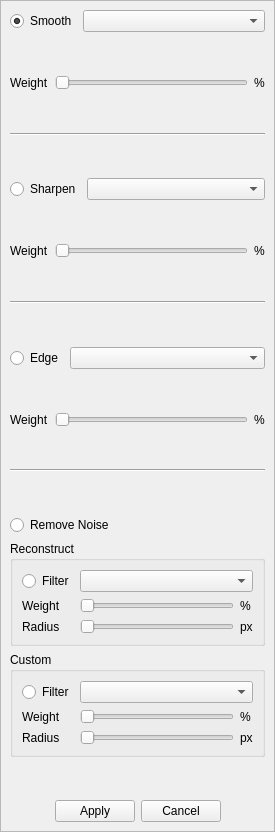
This is src/filtermenu.ui in mattykakes/qcvTouchUp as Qt 5 draws it before an edit. The edited form follows.
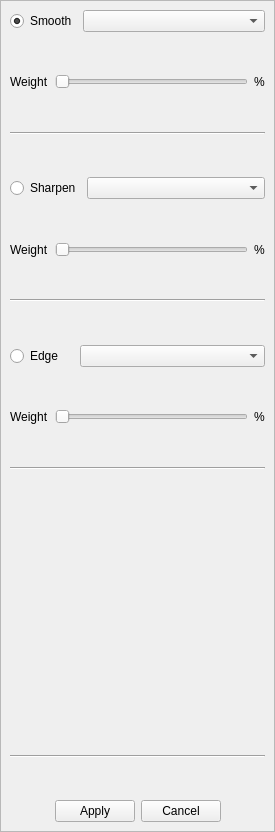
This is the edited form. Icons and pictures are not drawn.

Commit message: filter menu almost finished

Patch:
```diff
--- a/src/filtermenu.ui
+++ b/src/filtermenu.ui
@@ -168,6 +168,12 @@
           <verstretch>0</verstretch>
          </sizepolicy>
         </property>
+        <property name="maximumSize">
+         <size>
+          <width>185</width>
+          <height>16777215</height>
+         </size>
+        </property>
        </widget>
       </item>
      </layout>
@@ -272,6 +278,12 @@
           <verstretch>0</verstretch>
          </sizepolicy>
         </property>
+        <property name="maximumSize">
+         <size>
+          <width>185</width>
+          <height>16777215</height>
+         </size>
+        </property>
        </widget>
       </item>
      </layout>
@@ -365,17 +377,7 @@
     <item>
      <layout class="QHBoxLayout" name="horizontalLayout_NoiseCombo">
       <item>
-       <widget class="QRadioButton" name="radioButton_NoiseEnable">
-        <property name="text">
-         <string>Remove Noise</string>
-        </property>
-        <property name="checked">
-         <bool>false</bool>
-        </property>
-       </widget>
-      </item>
-      <item>
-       <spacer name="horizontalSpacer_3">
+       <spacer name="horizontalSpacer_2">
         <property name="orientation">
          <enum>Qt::Horizontal</enum>
         </property>
@@ -387,159 +389,40 @@
         </property>
        </spacer>
       </item>
-     </layout>
-    </item>
-    <item>
-     <widget class="QGroupBox" name="groupBox_7">
-      <property name="title">
-       <string>Reconstruct</string>
-      </property>
-      <layout class="QGridLayout" name="gridLayout_7">
-       <item row="1" column="2">
-        <widget class="QLabel" name="label_21">
-         <property name="text">
-          <string>%</string>
-         </property>
-        </widget>
-       </item>
-       <item row="1" column="1">
-        <widget class="QSlider" name="horizontalSlider_10">
-         <property name="orientation">
-          <enum>Qt::Horizontal</enum>
-         </property>
-        </widget>
-       </item>
-       <item row="0" column="1" colspan="2">
-        <widget class="QComboBox" name="comboBox_7">
-         <property name="sizePolicy">
-          <sizepolicy hsizetype="Expanding" vsizetype="Fixed">
-           <horstretch>0</horstretch>
-           <verstretch>0</verstretch>
-          </sizepolicy>
-         </property>
-        </widget>
-       </item>
-       <item row="1" column="0">
-        <widget class="QLabel" name="label_22">
-         <property name="text">
-          <string>Weight</string>
-         </property>
-        </widget>
-       </item>
-       <item row="0" column="0">
-        <widget class="QRadioButton" name="radioButton_13">
-         <property name="text">
-          <string>Filter</string>
-         </property>
-        </widget>
-       </item>
-       <item row="2" column="0">
-        <widget class="QLabel" name="label_23">
-         <property name="text">
-          <string>Radius</string>
-         </property>
-        </widget>
-       </item>
-       <item row="2" column="1">
-        <widget class="QSlider" name="horizontalSlider_11">
-         <property name="orientation">
-          <enum>Qt::Horizontal</enum>
-         </property>
-        </widget>
-       </item>
-       <item row="2" column="2">
-        <widget class="QLabel" name="label_24">
-         <property name="text">
-          <string>px</string>
-         </property>
-        </widget>
-       </item>
-      </layout>
-     </widget>
-    </item>
-    <item>
-     <widget class="QGroupBox" name="groupBox_8">
-      <property name="title">
-       <string>Custom</string>
-      </property>
-      <layout class="QGridLayout" name="gridLayout_8">
-       <item row="1" column="2">
-        <widget class="QLabel" name="label_25">
-         <property name="text">
-          <string>%</string>
-         </property>
-        </widget>
-       </item>
-       <item row="1" column="1">
-        <widget class="QSlider" name="horizontalSlider_12">
-         <property name="orientation">
-          <enum>Qt::Horizontal</enum>
-         </property>
-        </widget>
-       </item>
-       <item row="0" column="1" colspan="2">
-        <widget class="QComboBox" name="comboBox_8">
-         <property name="sizePolicy">
-          <sizepolicy hsizetype="Expanding" vsizetype="Fixed">
-           <horstretch>0</horstretch>
-           <verstretch>0</verstretch>
-          </sizepolicy>
-         </property>
-        </widget>
-       </item>
-       <item row="1" column="0">
-        <widget class="QLabel" name="label_26">
-         <property name="text">
-          <string>Weight</string>
-         </property>
-        </widget>
-       </item>
-       <item row="0" column="0">
-        <widget class="QRadioButton" name="radioButton_14">
-         <property name="text">
-          <string>Filter</string>
-         </property>
-        </widget>
-       </item>
-       <item row="2" column="0">
-        <widget class="QLabel" name="label_27">
-         <property name="text">
-          <string>Radius</string>
-         </property>
-        </widget>
-       </item>
-       <item row="2" column="1">
-        <widget class="QSlider" name="horizontalSlider_13">
-         <property name="orientation">
-          <enum>Qt::Horizontal</enum>
-         </property>
-        </widget>
-       </item>
-       <item row="2" column="2">
-        <widget class="QLabel" name="label_28">
-         <property name="text">
-          <string>px</string>
-         </property>
-        </widget>
-       </item>
-      </layout>
-     </widget>
-    </item>
-    <item>
-     <spacer name="verticalSpacer_4">
-      <property name="orientation">
-       <enum>Qt::Vertical</enum>
-      </property>
-      <property name="sizeHint" stdset="0">
-       <size>
-        <width>20</width>
-        <height>40</height>
-       </size>
-      </property>
-     </spacer>
-    </item>
-    <item>
-     <layout class="QHBoxLayout" name="horizontalLayout_2">
+      <item>
+       <widget class="QLabel" name="label_SampleImage">
+        <property name="sizePolicy">
+         <sizepolicy hsizetype="Fixed" vsizetype="Fixed">
+          <horstretch>0</horstretch>
+          <verstretch>0</verstretch>
+         </sizepolicy>
+        </property>
+        <property name="minimumSize">
+         <size>
+          <width>200</width>
+          <height>200</height>
+         </size>
+        </property>
+        <property name="maximumSize">
+         <size>
+          <width>200</width>
+          <height>200</height>
+         </size>
+        </property>
+        <property name="text">
+         <string/>
+        </property>
+        <property name="pixmap">
+         <pixmap resource="resources.qrc">:/img/icons/filterMenu/blur.png</pixmap>
+        </property>
+        <property name="scaledContents">
+         <bool>true</bool>
+        </property>
+        <property name="alignment">
+         <set>Qt::AlignCenter</set>
+        </property>
+       </widget>
+      </item>
       <item>
        <spacer name="horizontalSpacer">
         <property name="orientation">
@@ -553,6 +436,56 @@
         </property>
        </spacer>
       </item>
+     </layout>
+    </item>
+    <item>
+     <spacer name="verticalSpacer_16">
+      <property name="orientation">
+       <enum>Qt::Vertical</enum>
+      </property>
+      <property name="sizeHint" stdset="0">
+       <size>
+        <width>20</width>
+        <height>40</height>
+       </size>
+      </property>
+     </spacer>
+    </item>
+    <item>
+     <widget class="Line" name="line_5">
+      <property name="orientation">
+       <enum>Qt::Horizontal</enum>
+      </property>
+     </widget>
+    </item>
+    <item>
+     <spacer name="verticalSpacer_13">
+      <property name="orientation">
+       <enum>Qt::Vertical</enum>
+      </property>
+      <property name="sizeHint" stdset="0">
+       <size>
+        <width>20</width>
+        <height>40</height>
+       </size>
+      </property>
+     </spacer>
+    </item>
+    <item>
+     <layout class="QHBoxLayout" name="horizontalLayoutApplyCancel">
+      <item>
+       <spacer name="horizontalSpacerApply">
+        <property name="orientation">
+         <enum>Qt::Horizontal</enum>
+        </property>
+        <property name="sizeHint" stdset="0">
+         <size>
+          <width>40</width>
+          <height>20</height>
+         </size>
+        </property>
+       </spacer>
+      </item>
       <item>
        <widget class="QPushButton" name="pushButton_Apply">
         <property name="text">
```
Left out of the diff: 24 changed lines with no effect on the pictures. The commit also changes 11 other files.
